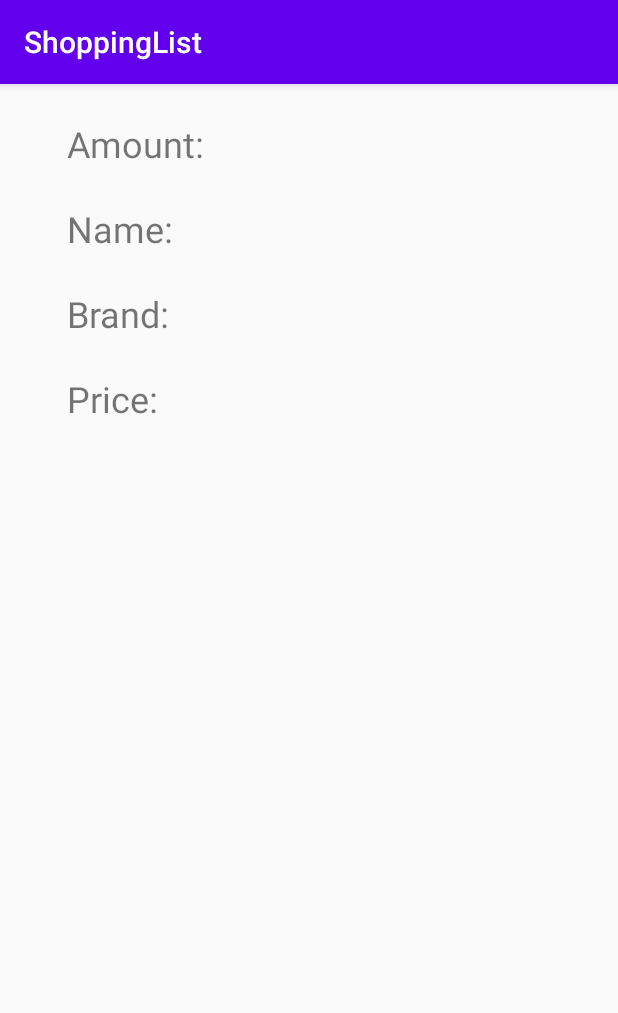
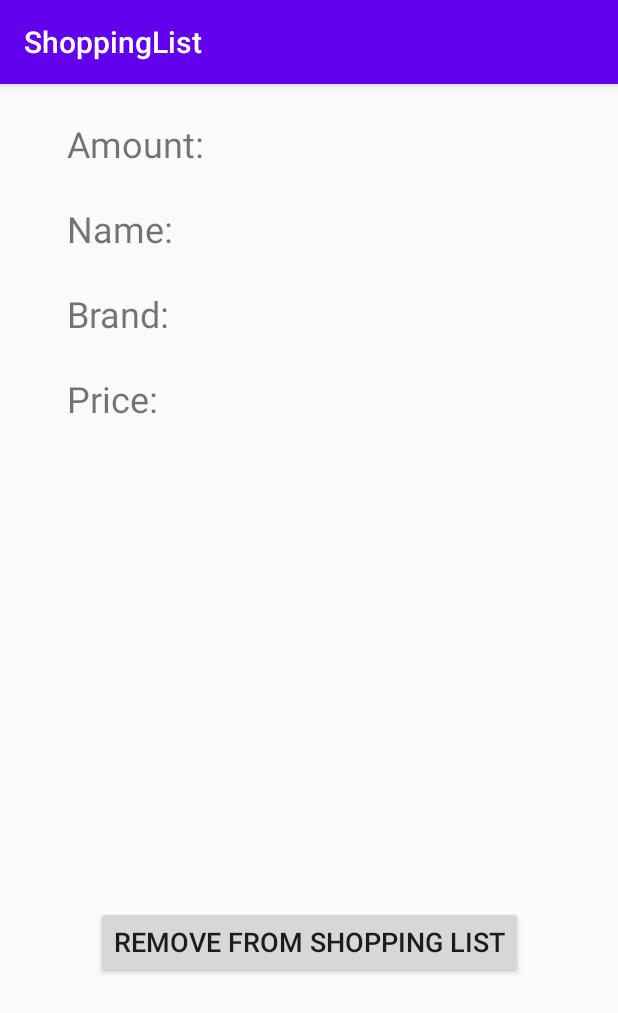
Before and after one commit to jarirauhala/koods, an Android app: the ProductDetails screen opened directly, with no data from a screen before it, on a phone screen of 412 x 824 dp. Shown: the top 1013 px of the screen. Run offline under Robolectric (Android 15) with nearby library versions, the phone set to English and light mode, and no system bars; 1 statement that could not run was skipped.

Commit message:
button to remove an item

```diff
--- a/AndroidK20/ShoppingList/app/src/main/java/fi/lut/shoppinglist/ProductDetails.java
+++ b/AndroidK20/ShoppingList/app/src/main/java/fi/lut/shoppinglist/ProductDetails.java
@@ -2,15 +2,24 @@ package fi.lut.shoppinglist;
 
 import androidx.appcompat.app.AppCompatActivity;
 
+import android.app.Activity;
 import android.content.Intent;
 import android.graphics.Bitmap;
 import android.graphics.BitmapFactory;
 import android.net.Uri;
 import android.os.Bundle;
+import android.view.View;
+import android.widget.Button;
 import android.widget.ImageView;
 import android.widget.TextView;
 
+import java.io.ByteArrayOutputStream;
+
 public class ProductDetails extends AppCompatActivity {
+
+    private boolean mRemoveItemFlag = false;
+    Button removeItemButton;
+    int db_position;
 
     @Override
     protected void onCreate(Bundle savedInstanceState) {
@@ -23,6 +32,7 @@ public class ProductDetails extends AppCompatActivity {
         String name = in.getStringExtra("fi.lut.PRODUCT_NAME");
         String price = in.getStringExtra("fi.lut.PRODUCT_PRICE");
         String brand = in.getStringExtra("fi.lut.PRODUCT_BRAND");
+        db_position = in.getIntExtra("fi.lut.DB_POSITION", -1);
 
         Bitmap pic = BitmapFactory.decodeByteArray(
                 in.getByteArrayExtra("fi.lut.PRODUCT_PICTURE"),
@@ -34,6 +44,7 @@ public class ProductDetails extends AppCompatActivity {
         TextView pricedisp = (TextView) findViewById(R.id.priceTextView);
         TextView branddisp = (TextView) findViewById(R.id.brandTextView);
         ImageView picdisp = (ImageView) findViewById(R.id.detailImageView);
+        removeItemButton = (Button) findViewById(R.id.removeButton);
 
         amountdisp.setText(amount);
         namedisp.setText(name);
@@ -41,5 +52,22 @@ public class ProductDetails extends AppCompatActivity {
         branddisp.setText(brand);
 
         picdisp.setImageBitmap(pic);
+
+        removeItemButton.setOnClickListener(new View.OnClickListener() {
+            @Override
+            public void onClick(View v) {
+                mRemoveItemFlag = true;
+
+                Intent result = new Intent();
+                result.putExtra("fi.lut.REMOVE_FLAG", mRemoveItemFlag);
+                result.putExtra("fi.lut.DB_POSITION", db_position);
+                setResult(3, result);
+                finish();
+
+            }
+        });
     }
+
+
+
 }
--- a/AndroidK20/ShoppingList/app/src/main/res/layout/activity_main.xml
+++ b/AndroidK20/ShoppingList/app/src/main/res/layout/activity_main.xml
@@ -21,11 +21,10 @@
         android:layout_width="wrap_content"
         android:layout_height="wrap_content"
         android:layout_marginBottom="64dp"
-        android:text="Add Item to List"
+        android:text="Add new Item"
         android:textSize="24sp"
         app:layout_constraintBottom_toBottomOf="parent"
         app:layout_constraintEnd_toEndOf="parent"
-        app:layout_constraintHorizontal_bias="0.582"
         app:layout_constraintStart_toStartOf="parent"
         app:layout_constraintTop_toBottomOf="@+id/_dynamic" />
 
--- a/AndroidK20/ShoppingList/app/src/main/res/layout/activity_product_details.xml
+++ b/AndroidK20/ShoppingList/app/src/main/res/layout/activity_product_details.xml
@@ -40,8 +40,8 @@
 
     <ImageView
         android:id="@+id/detailImageView"
-        android:layout_width="304dp"
-        android:layout_height="284dp"
+        android:layout_width="246dp"
+        android:layout_height="238dp"
         android:layout_marginTop="52dp"
         app:layout_constraintEnd_toEndOf="parent"
         app:layout_constraintStart_toStartOf="parent"
@@ -98,4 +98,15 @@
         android:textSize="24sp"
         app:layout_constraintBottom_toTopOf="@+id/productNameTextView"
         app:layout_constraintStart_toStartOf="@+id/productNameTextView" />
+
+    <Button
+        android:id="@+id/removeButton"
+        android:layout_width="wrap_content"
+        android:layout_height="wrap_content"
+        android:layout_marginTop="32dp"
+        android:text="Remove from shopping list"
+        android:textSize="18sp"
+        app:layout_constraintEnd_toEndOf="parent"
+        app:layout_constraintStart_toStartOf="parent"
+        app:layout_constraintTop_toBottomOf="@+id/detailImageView" />
 </androidx.constraintlayout.widget.ConstraintLayout>
```
Also changed, not shown: AndroidK20/ShoppingList/app/src/main/java/fi/lut/shoppinglist/DataBase.java (+4 -3 lines), AndroidK20/ShoppingList/app/src/main/java/fi/lut/shoppinglist/ItemAdapter.java (+0 -8 lines), AndroidK20/ShoppingList/app/src/main/java/fi/lut/shoppinglist/MainActivity.java (+13 -2 lines).
